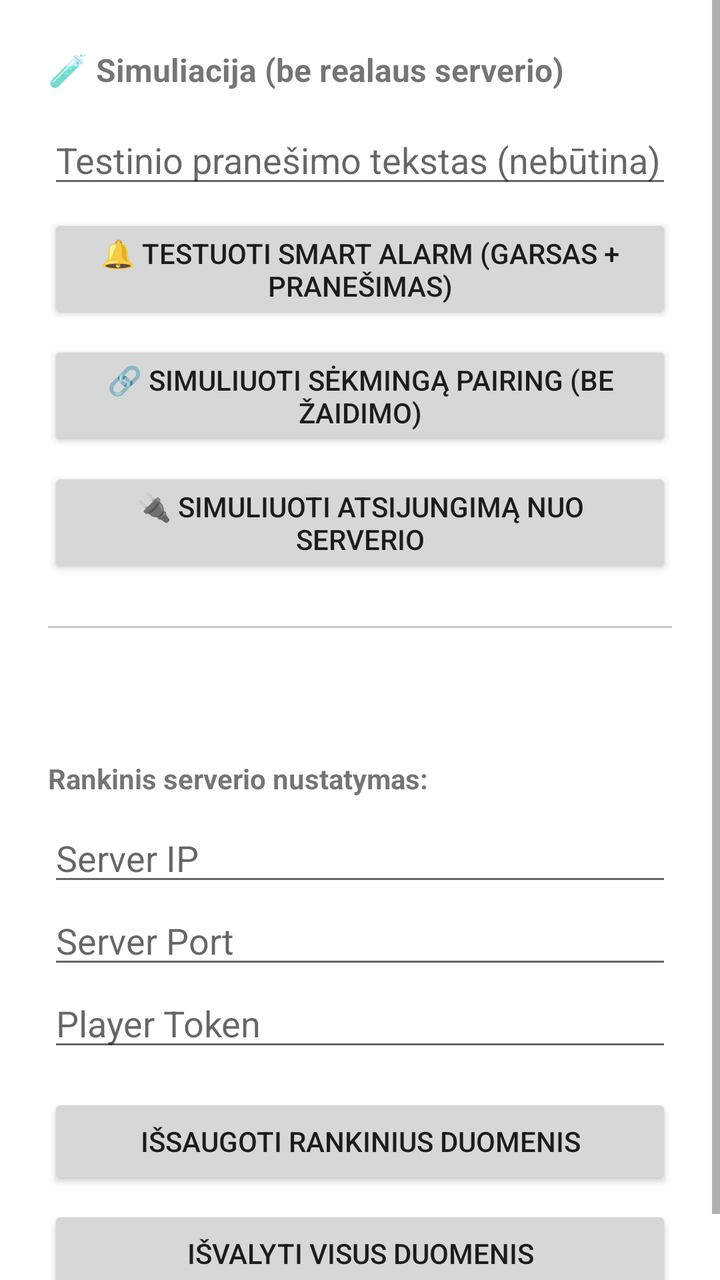
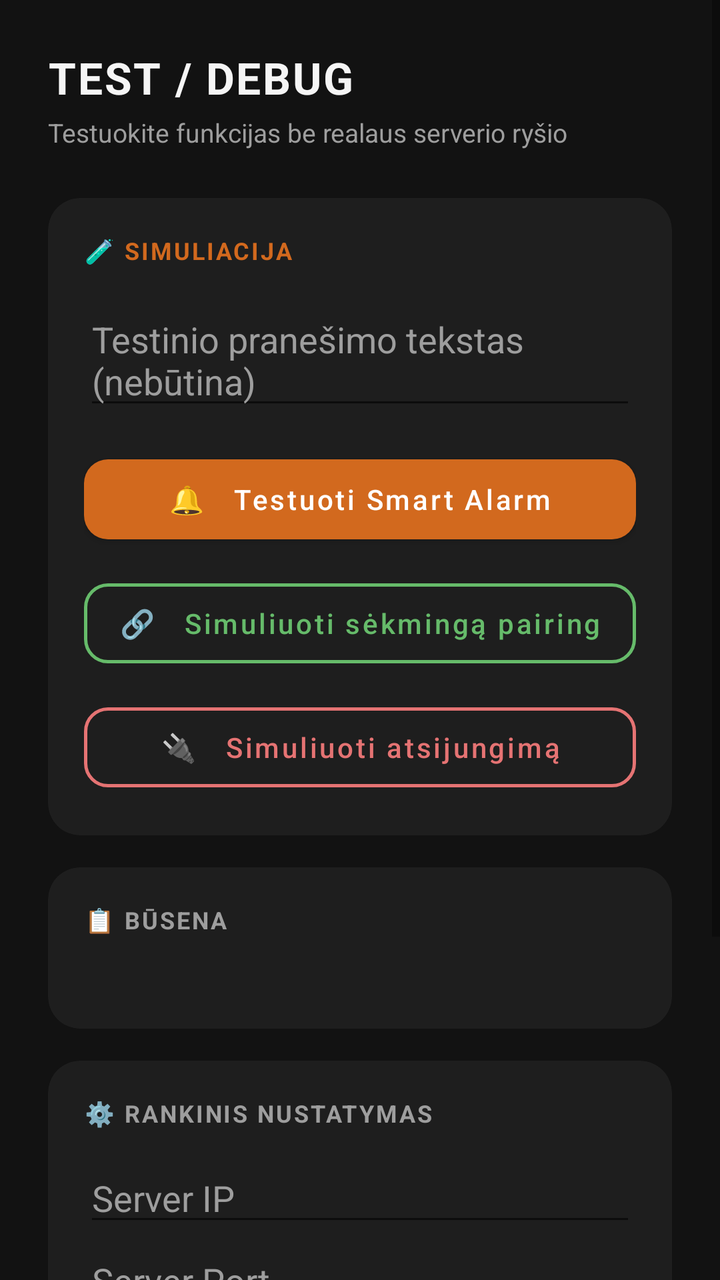

Two renders of the same Android screen: before a commit and after it. Below are the layout's source before the change and the commit's diff.
<!-- AndroidManifest.xml: application theme Theme.RustPlusCustom -->
<!-- res/layout/activity_debug.xml -->
<?xml version="1.0" encoding="utf-8"?>
<ScrollView xmlns:android="http://schemas.android.com/apk/res/android"
    android:layout_width="match_parent"
    android:layout_height="match_parent">

    <LinearLayout
        android:layout_width="match_parent"
        android:layout_height="wrap_content"
        android:orientation="vertical"
        android:padding="24dp">

        <TextView
            android:layout_width="wrap_content"
            android:layout_height="wrap_content"
            android:text="🧪 Simuliacija (be realaus serverio)"
            android:textStyle="bold"
            android:textSize="16sp"
            android:layout_marginBottom="12dp" />

        <EditText
            android:id="@+id/etTestAlarmText"
            android:layout_width="match_parent"
            android:layout_height="wrap_content"
            android:hint="Testinio pranešimo tekstas (nebūtina)"
            android:layout_marginBottom="8dp" />

        <Button
            android:id="@+id/btnTestAlarm"
            android:layout_width="match_parent"
            android:layout_height="wrap_content"
            android:text="🔔 Testuoti Smart Alarm (garsas + pranešimas)"
            android:layout_marginBottom="8dp" />

        <Button
            android:id="@+id/btnSimulatePairing"
            android:layout_width="match_parent"
            android:layout_height="wrap_content"
            android:text="🔗 Simuliuoti sėkmingą pairing (be žaidimo)"
            android:layout_marginBottom="8dp" />

        <Button
            android:id="@+id/btnSimulateDisconnect"
            android:layout_width="match_parent"
            android:layout_height="wrap_content"
            android:text="🔌 Simuliuoti atsijungimą nuo serverio"
            android:layout_marginBottom="24dp" />

        <View
            android:layout_width="match_parent"
            android:layout_height="1dp"
            android:background="#CCCCCC"
            android:layout_marginBottom="24dp" />

        <TextView
            android:id="@+id/tvDebugInfo"
            android:layout_width="match_parent"
            android:layout_height="wrap_content"
            android:textSize="13sp"
            android:fontFamily="monospace"
            android:layout_marginBottom="24dp" />

        <TextView
            android:layout_width="wrap_content"
            android:layout_height="wrap_content"
            android:text="Rankinis serverio nustatymas:"
            android:textStyle="bold"
            android:layout_marginBottom="8dp" />

        <EditText
            android:id="@+id/etServerIp"
            android:layout_width="match_parent"
            android:layout_height="wrap_content"
            android:hint="Server IP" />

        <EditText
            android:id="@+id/etServerPort"
            android:layout_width="match_parent"
            android:layout_height="wrap_content"
            android:hint="Server Port"
            android:inputType="number" />

        <EditText
            android:id="@+id/etPlayerToken"
            android:layout_width="match_parent"
            android:layout_height="wrap_content"
            android:hint="Player Token"
            android:inputType="number"
            android:layout_marginBottom="16dp" />

        <Button
            android:id="@+id/btnSaveManual"
            android:layout_width="match_parent"
            android:layout_height="wrap_content"
            android:text="Išsaugoti rankinius duomenis"
            android:layout_marginBottom="8dp" />

        <Button
            android:id="@+id/btnClearAll"
            android:layout_width="match_parent"
            android:layout_height="wrap_content"
            android:text="Išvalyti visus duomenis" />

    </LinearLayout>
</ScrollView>
<!-- resources referenced by this layout -->
<resources>
  <style name="Theme.RustPlusCustom" parent="Theme.MaterialComponents.DayNight.NoActionBar">
          <item name="colorPrimary">#B33A3A</item>
          <item name="colorPrimaryDark">#7A2727</item>
          <item name="colorAccent">#B33A3A</item>
      </style>
</resources>

<!-- the commit's change to res/layout/activity_debug.xml (unified diff, before → after) -->
@@ -1,7 +1,10 @@
 <?xml version="1.0" encoding="utf-8"?>
 <ScrollView xmlns:android="http://schemas.android.com/apk/res/android"
+    xmlns:app="http://schemas.android.com/apk/res-auto"
     android:layout_width="match_parent"
-    android:layout_height="match_parent">
+    android:layout_height="match_parent"
+    android:background="@color/background_dark"
+    android:fillViewport="true">
 
     <LinearLayout
         android:layout_width="match_parent"
@@ -12,93 +15,203 @@
         <TextView
             android:layout_width="wrap_content"
             android:layout_height="wrap_content"
-            android:text="🧪 Simuliacija (be realaus serverio)"
+            android:text="TEST / DEBUG"
+            android:textSize="22sp"
             android:textStyle="bold"
-            android:textSize="16sp"
-            android:layout_marginBottom="12dp" />
-
-        <EditText
-            android:id="@+id/etTestAlarmText"
-            android:layout_width="match_parent"
-            android:layout_height="wrap_content"
-            android:hint="Testinio pranešimo tekstas (nebūtina)"
-            android:layout_marginBottom="8dp" />
-
-        <Button
-            android:id="@+id/btnTestAlarm"
-            android:layout_width="match_parent"
-            android:layout_height="wrap_content"
-            android:text="🔔 Testuoti Smart Alarm (garsas + pranešimas)"
-            android:layout_marginBottom="8dp" />
-
-        <Button
-            android:id="@+id/btnSimulatePairing"
-            android:layout_width="match_parent"
-            android:layout_height="wrap_content"
-            android:text="🔗 Simuliuoti sėkmingą pairing (be žaidimo)"
-            android:layout_marginBottom="8dp" />
-
-        <Button
-            android:id="@+id/btnSimulateDisconnect"
-            android:layout_width="match_parent"
-            android:layout_height="wrap_content"
-            android:text="🔌 Simuliuoti atsijungimą nuo serverio"
-            android:layout_marginBottom="24dp" />
-
-        <View
-            android:layout_width="match_parent"
-            android:layout_height="1dp"
-            android:background="#CCCCCC"
-            android:layout_marginBottom="24dp" />
-
-        <TextView
-            android:id="@+id/tvDebugInfo"
-            android:layout_width="match_parent"
-            android:layout_height="wrap_content"
-            android:textSize="13sp"
-            android:fontFamily="monospace"
-            android:layout_marginBottom="24dp" />
+            android:textColor="@color/text_primary"
+            android:letterSpacing="0.04"
+            android:layout_marginBottom="4dp" />
 
         <TextView
             android:layout_width="wrap_content"
             android:layout_height="wrap_content"
-            android:text="Rankinis serverio nustatymas:"
-            android:textStyle="bold"
-            android:layout_marginBottom="8dp" />
-
-        <EditText
-            android:id="@+id/etServerIp"
+            android:text="Testuokite funkcijas be realaus serverio ryšio"
+            android:textSize="13sp"
+            android:textColor="@color/text_secondary"
+            android:layout_marginBottom="24dp" />
+
+        
+        <com.google.android.material.card.MaterialCardView
             android:layout_width="match_parent"
             android:layout_height="wrap_content"
-            android:hint="Server IP" />
-
-        <EditText
-            android:id="@+id/etServerPort"
+            app:cardBackgroundColor="@color/surface_dark"
+            app:cardCornerRadius="16dp"
+            app:cardElevation="0dp"
+            android:layout_marginBottom="16dp">
+
+            <LinearLayout
+                android:layout_width="match_parent"
+                android:layout_height="wrap_content"
+                android:orientation="vertical"
+                android:padding="18dp">
+
+                <TextView
+                    android:layout_width="wrap_content"
+                    android:layout_height="wrap_content"
+                    android:text="🧪 SIMULIACIJA"
+                    android:textSize="12sp"
+                    android:textColor="@color/accent_rust"
+                    android:letterSpacing="0.08"
+                    android:textStyle="bold"
+                    android:layout_marginBottom="14dp" />
+
+                <EditText
+                    android:id="@+id/etTestAlarmText"
+                    android:layout_width="match_parent"
+                    android:layout_height="wrap_content"
+                    android:hint="Testinio pranešimo tekstas (nebūtina)"
+                    android:textColor="@color/text_primary"
+                    android:textColorHint="@color/text_secondary"
+                    android:layout_marginBottom="14dp" />
+
+                <com.google.android.material.button.MaterialButton
+                    android:id="@+id/btnTestAlarm"
+                    android:layout_width="match_parent"
+                    android:layout_height="52dp"
+                    android:text="🔔   Testuoti Smart Alarm"
+                    android:textAllCaps="false"
+                    app:cornerRadius="12dp"
+                    app:backgroundTint="@color/accent_rust"
+                    android:layout_marginBottom="10dp" />
+
+                <com.google.android.material.button.MaterialButton
+                    android:id="@+id/btnSimulatePairing"
+                    style="@style/Widget.MaterialComponents.Button.OutlinedButton"
+                    android:layout_width="match_parent"
+                    android:layout_height="52dp"
+                    android:text="🔗   Simuliuoti sėkmingą pairing"
+                    android:textAllCaps="false"
+                    android:textColor="@color/success_green"
+                    app:cornerRadius="12dp"
+                    app:strokeColor="@color/success_green"
+                    app:strokeWidth="1.5dp"
+                    android:layout_marginBottom="10dp" />
+
+                <com.google.android.material.button.MaterialButton
+                    android:id="@+id/btnSimulateDisconnect"
+                    style="@style/Widget.MaterialComponents.Button.OutlinedButton"
+                    android:layout_width="match_parent"
+                    android:layout_height="52dp"
+                    android:text="🔌   Simuliuoti atsijungimą"
+                    android:textAllCaps="false"
+                    android:textColor="@color/danger_red"
+                    app:cornerRadius="12dp"
+                    app:strokeColor="@color/danger_red"
+                    app:strokeWidth="1.5dp" />
+
+            </LinearLayout>
+        </com.google.android.material.card.MaterialCardView>
+
+        
+        <com.google.android.material.card.MaterialCardView
             android:layout_width="match_parent"
             android:layout_height="wrap_content"
-            android:hint="Server Port"
-            android:inputType="number" />
-
-        <EditText
-            android:id="@+id/etPlayerToken"
+            app:cardBackgroundColor="@color/surface_dark"
+            app:cardCornerRadius="16dp"
+            app:cardElevation="0dp"
+            android:layout_marginBottom="16dp">
+
+            <LinearLayout
+                android:layout_width="match_parent"
+                android:layout_height="wrap_content"
+                android:orientation="vertical"
+                android:padding="18dp">
+
+                <TextView
+                    android:layout_width="wrap_content"
+                    android:layout_height="wrap_content"
+                    android:text="📋 BŪSENA"
+                    android:textSize="12sp"
+                    android:textColor="@color/text_secondary"
+                    android:letterSpacing="0.08"
+                    android:textStyle="bold"
+                    android:layout_marginBottom="12dp" />
+
+                <TextView
+                    android:id="@+id/tvDebugInfo"
+                    android:layout_width="match_parent"
+                    android:layout_height="wrap_content"
+                    android:textSize="12sp"
+                    android:textColor="@color/text_secondary"
+                    android:fontFamily="monospace"
+                    android:lineSpacingExtra="3dp" />
+
+            </LinearLayout>
+        </com.google.android.material.card.MaterialCardView>
+
+        
+        <com.google.android.material.card.MaterialCardView
             android:layout_width="match_parent"
             android:layout_height="wrap_content"
-            android:hint="Player Token"
-            android:inputType="number"
-            android:layout_marginBottom="16dp" />
-
-        <Button
-            android:id="@+id/btnSaveManual"
-            android:layout_width="match_parent"
-            android:layout_height="wrap_content"
-            android:text="Išsaugoti rankinius duomenis"
-            android:layout_marginBottom="8dp" />
-
-        <Button
-            android:id="@+id/btnClearAll"
-            android:layout_width="match_parent"
-            android:layout_height="wrap_content"
-            android:text="Išvalyti visus duomenis" />
+            app:cardBackgroundColor="@color/surface_dark"
+            app:cardCornerRadius="16dp"
+            app:cardElevation="0dp"
+            android:layout_marginBottom="8dp">
+
+            <LinearLayout
+                android:layout_width="match_parent"
+                android:layout_height="wrap_content"
+                android:orientation="vertical"
+                android:padding="18dp">
+
+                <TextView
+                    android:layout_width="wrap_content"
+                    android:layout_height="wrap_content"
+                    android:text="⚙️ RANKINIS NUSTATYMAS"
+                    android:textSize="12sp"
+                    android:textColor="@color/text_secondary"
+                    android:letterSpacing="0.08"
+                    android:textStyle="bold"
+                    android:layout_marginBottom="12dp" />
+
+                <EditText
+                    android:id="@+id/etServerIp"
+                    android:layout_width="match_parent"
+                    android:layout_height="wrap_content"
+                    android:hint="Server IP"
+                    android:textColor="@color/text_primary"
+                    android:textColorHint="@color/text_secondary" />
+
+                <EditText
+                    android:id="@+id/etServerPort"
+                    android:layout_width="match_parent"
+                    android:layout_height="wrap_content"
+                    android:hint="Server Port"
+                    android:inputType="number"
+                    android:textColor="@color/text_primary"
+                    android:textColorHint="@color/text_secondary" />
+
+                <EditText
+                    android:id="@+id/etPlayerToken"
+                    android:layout_width="match_parent"
+                    android:layout_height="wrap_content"
+                    android:hint="Player Token"
+                    android:inputType="number"
+                    android:textColor="@color/text_primary"
+                    android:textColorHint="@color/text_secondary"
+                    android:layout_marginBottom="14dp" />
+
+                <com.google.android.material.button.MaterialButton
+                    android:id="@+id/btnSaveManual"
+                    android:layout_width="match_parent"
+                    android:layout_height="52dp"
+                    android:text="Išsaugoti"
+                    android:textAllCaps="false"
+                    app:cornerRadius="12dp"
+                    app:backgroundTint="@color/accent_rust"
+                    android:layout_marginBottom="10dp" />
+
+                <com.google.android.material.button.MaterialButton
+                    android:id="@+id/btnClearAll"
+                    style="@style/Widget.MaterialComponents.Button.TextButton"
+                    android:layout_width="match_parent"
+                    android:layout_height="wrap_content"
+                    android:text="Išvalyti visus duomenis"
+                    android:textAllCaps="false"
+                    android:textColor="@color/text_secondary" />
+
+            </LinearLayout>
+        </com.google.android.material.card.MaterialCardView>
 
     </LinearLayout>
 </ScrollView>
<!-- resource entries referenced after the edit -->
@@ -1,9 +1,23 @@
 <!-- resources referenced by this layout -->
 <resources>
+  <color name="accent_rust">#D2691E</color>
+  <color name="background_dark">#121212</color>
+  <color name="danger_red">#E57373</color>
+  <color name="success_green">#66BB6A</color>
+  <color name="surface_dark">#1E1E1E</color>
+  <color name="text_primary">#F5F5F5</color>
+  <color name="text_secondary">#9E9E9E</color>
   <style name="Theme.RustPlusCustom" parent="Theme.MaterialComponents.DayNight.NoActionBar">
-          <item name="colorPrimary">#B33A3A</item>
-          <item name="colorPrimaryDark">#7A2727</item>
-          <item name="colorAccent">#B33A3A</item>
+          <item name="colorPrimary">@color/accent_rust</item>
+          <item name="colorPrimaryDark">@color/accent_rust_dark</item>
+          <item name="colorAccent">@color/accent_rust</item>
+          <item name="colorSurface">@color/surface_dark</item>
+          <item name="colorOnSurface">@color/text_primary</item>
+          <item name="android:windowBackground">@color/background_dark</item>
+          <item name="android:statusBarColor">@color/background_dark</item>
+          <item name="android:textColorHint">@color/text_secondary</item>
+          <item name="editTextColor">@color/text_primary</item>
       </style>
+  <color name="accent_rust_dark">#A0522D</color>
 </resources>
 
